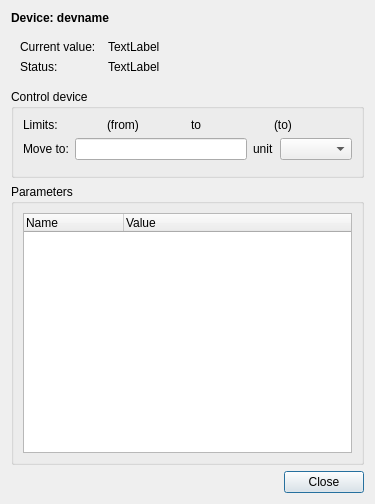
Above: lib/nicos/clients/gui/panels/devices_one.ui from mlz-ictrl/nicos before the change. Below: the same form after it.
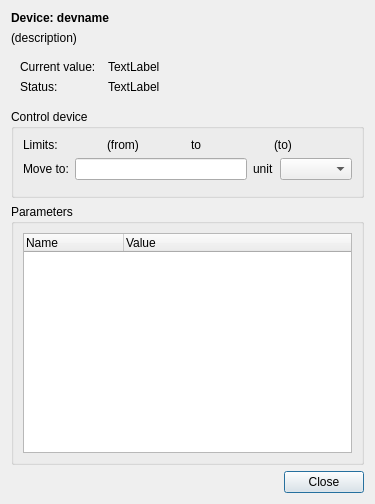
That is the form after the change.

Commit message: devices panel: render device description and give demo setups a description

The edit to the form file:
```diff
--- a/lib/nicos/clients/gui/panels/devices_one.ui
+++ b/lib/nicos/clients/gui/panels/devices_one.ui
@@ -27,6 +27,13 @@
      </property>
     </widget>
    </item>
+   <item>
+    <widget class="QLabel" name="description">
+     <property name="text">
+      <string>(description)</string>
+     </property>
+    </widget>
+   </item>
    <item>
     <widget class="QFrame" name="valueFrame">
      <property name="frameShape">
@@ -36,40 +43,7 @@
       <enum>QFrame::Plain</enum>
      </property>
      <layout class="QGridLayout" name="gridLayout">
-      <item row="0" column="0">
-       <widget class="QLabel" name="label_2">
-        <property name="sizePolicy">
-         <sizepolicy hsizetype="Fixed" vsizetype="Preferred">
-          <horstretch>0</horstretch>
-          <verstretch>0</verstretch>
-         </sizepolicy>
-        </property>
-        <property name="text">
-         <string>Current value:  </string>
-        </property>
-       </widget>
-      </item>
-      <item row="0" column="1">
-       <widget class="QLabel" name="valuelabel">
-        <property name="text">
-         <string>TextLabel</string>
-        </property>
-       </widget>
-      </item>
-      <item row="1" column="0">
-       <widget class="QLabel" name="label_10">
-        <property name="sizePolicy">
-         <sizepolicy hsizetype="Fixed" vsizetype="Preferred">
-          <horstretch>0</horstretch>
-          <verstretch>0</verstretch>
-         </sizepolicy>
-        </property>
-        <property name="text">
-         <string>Status:  </string>
-        </property>
-       </widget>
-      </item>
-      <item row="1" column="1">
+      <item row="2" column="1">
        <widget class="QLabel" name="statuslabel">
         <property name="autoFillBackground">
          <bool>true</bool>
@@ -79,6 +53,39 @@
         </property>
        </widget>
       </item>
+      <item row="1" column="1">
+       <widget class="QLabel" name="valuelabel">
+        <property name="text">
+         <string>TextLabel</string>
+        </property>
+       </widget>
+      </item>
+      <item row="2" column="0">
+       <widget class="QLabel" name="label_10">
+        <property name="sizePolicy">
+         <sizepolicy hsizetype="Fixed" vsizetype="Preferred">
+          <horstretch>0</horstretch>
+          <verstretch>0</verstretch>
+         </sizepolicy>
+        </property>
+        <property name="text">
+         <string>Status:  </string>
+        </property>
+       </widget>
+      </item>
+      <item row="1" column="0">
+       <widget class="QLabel" name="label_2">
+        <property name="sizePolicy">
+         <sizepolicy hsizetype="Fixed" vsizetype="Preferred">
+          <horstretch>0</horstretch>
+          <verstretch>0</verstretch>
+         </sizepolicy>
+        </property>
+        <property name="text">
+         <string>Current value:  </string>
+        </property>
+       </widget>
+      </item>
      </layout>
     </widget>
    </item>
```
The commit also changes 4 other files.
